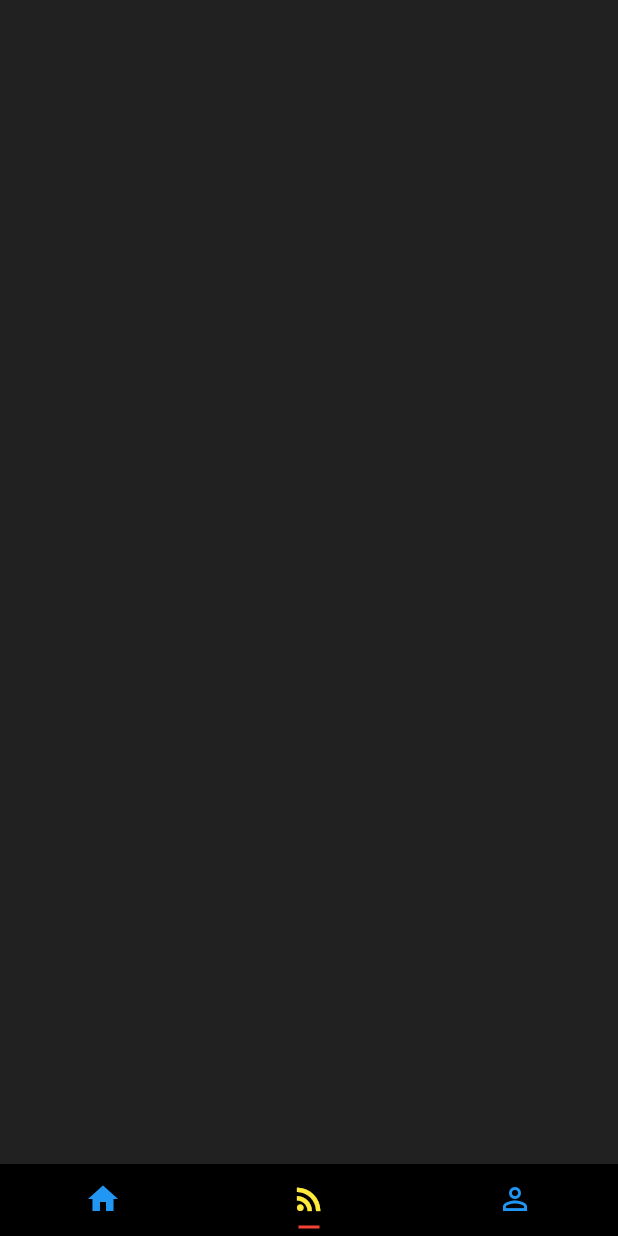
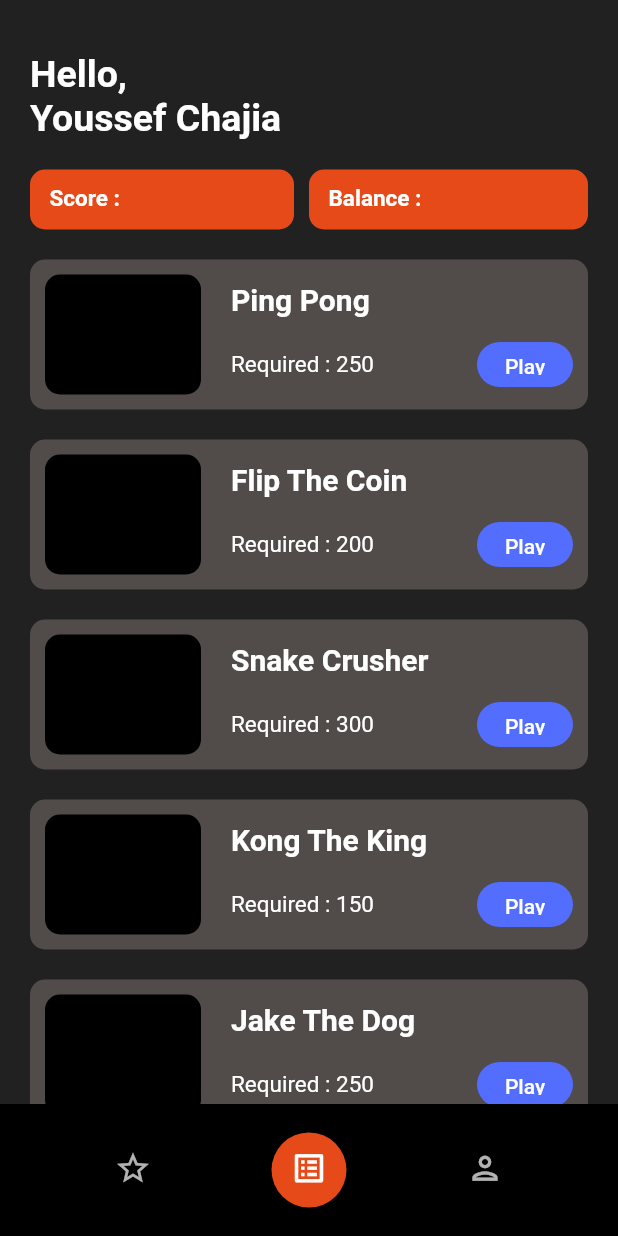
Before and after one commit to YoussefChajia/game-prize, a Flutter app: the screen it shows after launch, item 2 of the bottom bar chosen, on a phone screen of 412 x 824 dp. Run offline on Flutter 3.47's test engine with Material 2 defaults, Android fonts, the phone set to English and light mode, and no system bars.

Commit message:
Almost finished the Game List page
This save is for safety purposes, I still have to fix a problem with the scrolling

```diff
--- /dev/null
+++ b/lib/models/game.dart
@@ -0,0 +1,50 @@
+class Game {
+  final String title;
+  final int price;
+
+  Game({required this.title, required this.price});
+}
+
+// EXAMPLE CHATS ON HOME SCREEN
+List<Game> games = [
+  Game(
+    title: 'Ping Pong',
+    price: 250,
+  ),
+  Game(
+    title: 'Flip The Coin',
+    price: 200,
+  ),
+  Game(
+    title: 'Snake Crusher',
+    price: 300,
+  ),
+  Game(
+    title: 'Kong The King',
+    price: 150,
+  ),
+  Game(
+    title: 'Jake The Dog',
+    price: 250,
+  ),
+  Game(
+    title: 'Ping Pong',
+    price: 250,
+  ),
+  Game(
+    title: 'Flip The Coin',
+    price: 200,
+  ),
+  Game(
+    title: 'Snake Crusher',
+    price: 300,
+  ),
+  Game(
+    title: 'Kong The King',
+    price: 150,
+  ),
+  Game(
+    title: 'Jake The Dog',
+    price: 250,
+  ),
+];
--- a/lib/screens/game_list_screen.dart
+++ b/lib/screens/game_list_screen.dart
@@ -1,3 +1,4 @@
+import 'package:axie_scholarship/widgets/game_card.dart';
 import 'package:flutter/material.dart';
 
 class GameList extends StatefulWidget {
@@ -16,10 +17,69 @@ class _GameListState extends State<GameList> {
         body: Padding(
           padding: EdgeInsets.symmetric(horizontal: 20.0),
           child: Column(
-            children: [],
+            crossAxisAlignment: CrossAxisAlignment.start,
+            children: [
+              Padding(
+                padding: EdgeInsets.only(top: 35.0),
+                child: Text(
+                  'Hello,\nYoussef Chajia',
+                  style: TextStyle(
+                    color: Colors.white,
+                    fontSize: 25.0,
+                    fontWeight: FontWeight.bold,
+                  ),
+                ),
+              ),
+              SizedBox(height: 20.0),
+              Row(
+                children: [
+                  Expanded(
+                    child: Padding(
+                      padding: EdgeInsets.only(right: 10.0),
+                      child: InfoCard(
+                        text: 'Score :',
+                      ),
+                    ),
+                  ),
+                  Expanded(
+                    child: InfoCard(text: 'Balance : '),
+                  ),
+                ],
+              ),
+              SizedBox(height: 10.0),
+              GameCard(),
+            ],
           ),
         ),
       ),
     );
   }
 }
+
+class InfoCard extends StatelessWidget {
+  final String text;
+
+  InfoCard({required this.text});
+
+  @override
+  Widget build(BuildContext context) {
+    return Container(
+      height: 40.0,
+      child: Padding(
+        padding: EdgeInsets.symmetric(vertical: 10.0, horizontal: 13.0),
+        child: Text(
+          text,
+          style: TextStyle(
+            color: Colors.white,
+            fontSize: 15.0,
+            fontWeight: FontWeight.bold,
+          ),
+        ),
+      ),
+      decoration: BoxDecoration(
+        color: Theme.of(context).primaryColor,
+        borderRadius: BorderRadius.circular(10.0),
+      ),
+    );
+  }
+}
--- /dev/null
+++ b/lib/widgets/game_card.dart
@@ -0,0 +1,99 @@
+import 'package:axie_scholarship/models/game.dart';
+import 'package:flutter/material.dart';
+
+class GameCard extends StatefulWidget {
+  const GameCard({Key? key}) : super(key: key);
+
+  @override
+  _GameCardState createState() => _GameCardState();
+}
+
+class _GameCardState extends State<GameCard> {
+  @override
+  Widget build(BuildContext context) {
+    return Expanded(
+      child: ListView.builder(
+        itemCount: games.length,
+        itemBuilder: (BuildContext context, int index) {
+          final Game game = games[index];
+          return Padding(
+            padding: EdgeInsets.symmetric(vertical: 10.0),
+            child: Container(
+              height: 100.0,
+              decoration: BoxDecoration(
+                borderRadius: BorderRadius.circular(10.0),
+                color: Theme.of(context).cardColor,
+              ),
+              child: Row(
+                children: [
+                  Expanded(
+                    flex: 1,
+                    child: Padding(
+                      padding: EdgeInsets.all(10.0),
+                      child: Container(
+                        decoration: BoxDecoration(
+                          borderRadius: BorderRadius.circular(10.0),
+                          color: Colors.black,
+                        ),
+                      ),
+                    ),
+                  ),
+                  Expanded(
+                    flex: 2,
+                    child: Padding(
+                      padding: EdgeInsets.symmetric(vertical: 15.0, horizontal: 10.0),
+                      child: Container(
+                        child: Column(
+                          mainAxisAlignment: MainAxisAlignment.spaceBetween,
+                          crossAxisAlignment: CrossAxisAlignment.start,
+                          children: [
+                            Text(
+                              game.title,
+                              style: TextStyle(
+                                color: Colors.white,
+                                fontSize: 20.0,
+                                fontWeight: FontWeight.bold,
+                              ),
+                            ),
+                            Row(
+                              mainAxisAlignment: MainAxisAlignment.spaceBetween,
+                              children: [
+                                Text(
+                                  'Required : ${game.price}',
+                                  style: TextStyle(
+                                    color: Colors.white,
+                                    fontSize: 15.0,
+                                    fontWeight: FontWeight.normal,
+                                  ),
+                                ),
+                                Container(
+                                  height: 30.0,
+                                  decoration: BoxDecoration(
+                                    color: Theme.of(context).buttonColor,
+                                    borderRadius: BorderRadius.circular(15.0),
+                                  ),
+                                  child: TextButton(
+                                    style: ButtonStyle(
+                                      foregroundColor:
+                                          MaterialStateProperty.all<Color>(Colors.white),
+                                    ),
+                                    onPressed: () {},
+                                    child: Text('Play'),
+                                  ),
+                                ),
+                              ],
+                            ),
+                          ],
+                        ),
+                      ),
+                    ),
+                  ),
+                ],
+              ),
+            ),
+          );
+        },
+      ),
+    );
+  }
+}
--- a/lib/widgets/tab_layout.dart
+++ b/lib/widgets/tab_layout.dart
@@ -11,35 +11,70 @@ class TabLayout extends StatelessWidget {
       child: Scaffold(
         body: TabBarView(
           children: [
-            Container(
-              color: Colors.yellow,
-            ),
+            Container(color: Colors.blueGrey),
             GameList(),
-            Container(
-              color: Colors.lightGreen,
-            ),
+            Container(color: Colors.blueAccent),
           ],
         ),
-        bottomNavigationBar: TabBar(
-          tabs: [
-            Tab(
-              icon: Icon(Icons.home),
-            ),
-            Tab(
-              icon: Icon(Icons.rss_feed),
-            ),
-            Tab(
-              icon: Icon(Icons.perm_identity),
-            ),
-          ],
-          labelColor: Colors.yellow,
-          unselectedLabelColor: Colors.blue,
-          indicatorSize: TabBarIndicatorSize.label,
-          indicatorPadding: EdgeInsets.all(5.0),
-          indicatorColor: Colors.red,
+        bottomNavigationBar: Padding(
+          padding: EdgeInsets.symmetric(horizontal: 30.0),
+          child: TabBar(
+            tabs: [
+              NavTab(icon: Icons.star_border_outlined),
+              NavTab(icon: Icons.list_alt_outlined),
+              NavTab(icon: Icons.person_outlined),
+            ],
+            labelColor: Colors.white,
+            indicator: CircleTabIndicator(color: Theme.of(context).primaryColor, radius: 25),
+          ),
         ),
         backgroundColor: Colors.black,
       ),
     );
   }
 }
+
+class NavTab extends StatelessWidget {
+  final IconData icon;
+
+  NavTab({required this.icon});
+
+  @override
+  Widget build(BuildContext context) {
+    return Padding(
+      padding: EdgeInsets.symmetric(vertical: 20.0),
+      child: Tab(
+        icon: Icon(
+          icon,
+          size: 25.0,
+        ),
+      ),
+    );
+  }
+}
+
+class CircleTabIndicator extends Decoration {
+  final BoxPainter _painter;
+
+  CircleTabIndicator({required Color color, required double radius})
+      : _painter = _CirclePainter(color, radius);
+
+  @override
+  BoxPainter createBoxPainter([VoidCallback? onChanged]) => _painter;
+}
+
+class _CirclePainter extends BoxPainter {
+  final Paint _paint;
+  final double radius;
+
+  _CirclePainter(Color color, this.radius)
+      : _paint = Paint()
+          ..color = color
+          ..isAntiAlias = true;
+
+  @override
+  void paint(Canvas canvas, Offset offset, ImageConfiguration cfg) {
+    final Offset circleOffset = offset + Offset(cfg.size!.width / 2, cfg.size!.height / 2);
+    canvas.drawCircle(circleOffset, radius, _paint);
+  }
+}
```
Also changed, not shown: assets/icons/Leaderboard.png (added), assets/icons/List.png (added), assets/icons/Profile.png (added).
